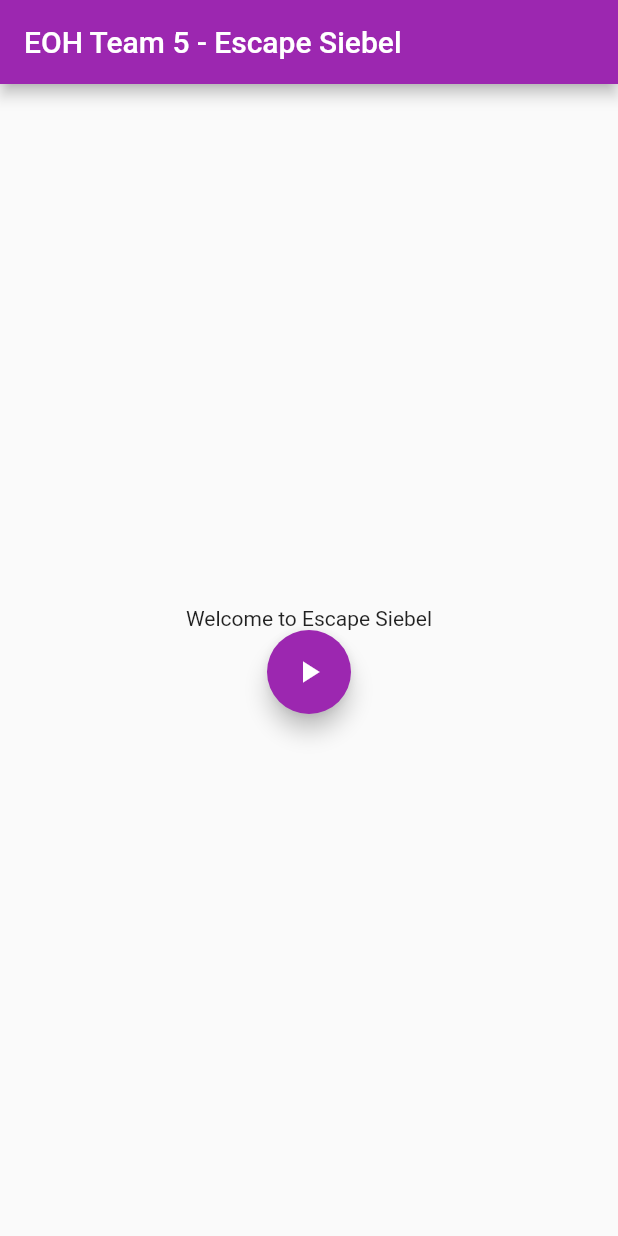
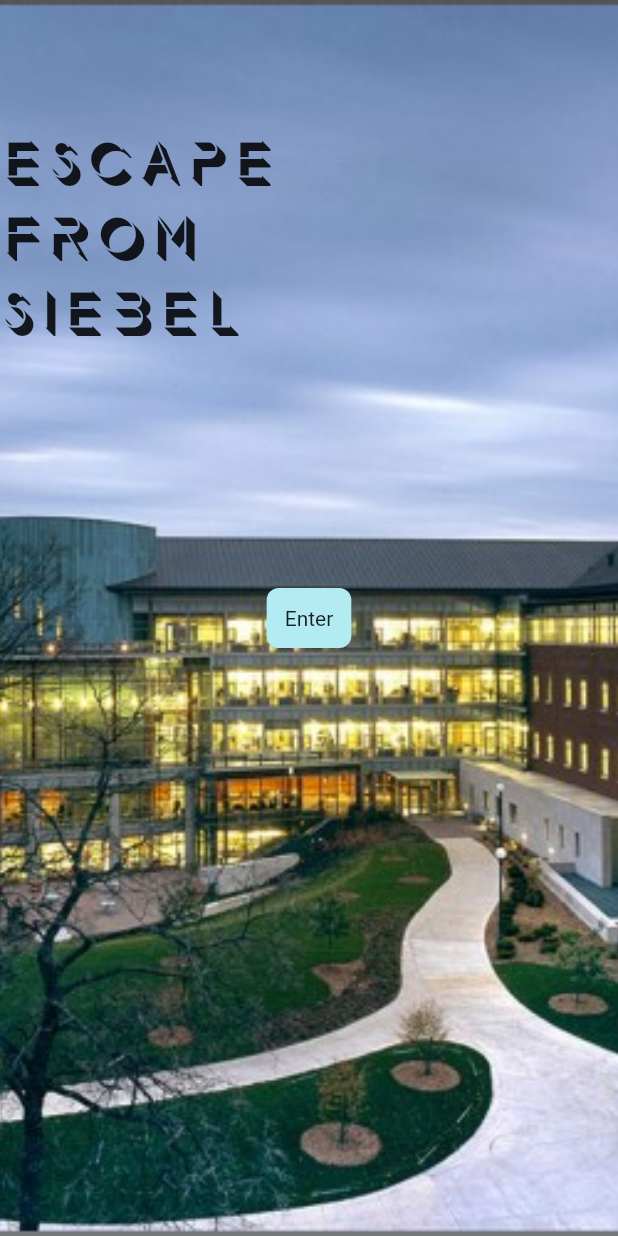
Before and after one commit to KimiHirano/Team5EOH2020, a Flutter app: the screen it shows after launch, on a phone screen of 412 x 824 dp. Run offline on Flutter 3.47's test engine with Material 2 defaults, Android fonts, the phone set to English and light mode, and no system bars.

Commit message:
did thangs to the start screen

```diff
--- a/eoh_2020/lib/HomePage.dart
+++ b/eoh_2020/lib/HomePage.dart
@@ -10,6 +10,7 @@
   _HomePageState createState() => _HomePageState();
 }
 
+//the start page for the escape room
 class _HomePageState extends State<HomePage> {
 
   @override
@@ -21,43 +22,61 @@
     // fast, so that you can just rebuild anything that needs updating rather
     // than having to individually change instances of widgets.
     return Scaffold(
-      appBar: AppBar(
-        // Here we take the value from the MyHomePage object that was created by
-        // the App.build method, and use it to set our appbar title.
-        title: Text(widget.title),
-      ),
-      body: Center(
-        // Center is a layout widget. It takes a single child and positions it
-        // in the middle of the parent.
-        child: Row(
-          // Invoke "debug painting" (press "p" in the console, choose the
-          // "Toggle Debug Paint" action from the Flutter Inspector in Android
-          // Studio, or the "Toggle Debug Paint" command in Visual Studio Code)
-          // to see the wireframe for each widget.
-          mainAxisAlignment: MainAxisAlignment.center,
-          children: <Widget>[
-            Column(
-              mainAxisAlignment: MainAxisAlignment.center,
-              children: <Widget>[
-                Text(
-                  'Welcome to Escape Siebel',
+
+      body: Stack (
+        children: <Widget>[
+
+          //the background image
+          Container (
+            decoration: BoxDecoration(
+              image: DecorationImage(
+                image: AssetImage("images/siebel_out.png"),
+                fit: BoxFit.cover,
                 ),
-                FloatingActionButton(
-                  heroTag: 'Enter',
-                  onPressed: () {
-                      Navigator.push(context,
-                        MaterialPageRoute(builder: (context) => Room1CenterPage()),
-                      );
-                  },
-                  tooltip: 'Bottom',
-                  child:Icon(Icons.play_arrow),
-                ),
-              ],
             ),
-          ],
-        ),
+          ),
+
+          //ESCAPE FROM SIEBEL text
+          Container(
+            width: 200,
+            height: 300,
+            alignment: Alignment.center,
+            padding: EdgeInsets.only(top: 24),
+            child: Text(
+                'Escape From Siebel',
+                style: TextStyle(fontFamily: 'Demode', fontSize: 50),
+              ),
+          ),
+
+          //enter button
+          Center(child: EnterButton(),)
+
+        ],
       ),
      // This trailing comma makes auto-formatting nicer for build methods.
     );
   }
 }
+
+class EnterButton extends StatelessWidget {
+  @override
+  Widget build (BuildContext context) {
+    return GestureDetector (
+      //when the button is tapped, enter the escape room
+      onTap: () {
+        Navigator.push(context, MaterialPageRoute(builder: (context) => Room1CenterPage()));
+      },
+
+      //the button
+      child: Container (
+              padding: EdgeInsets.all(12),
+              decoration: BoxDecoration(
+                color: Colors.cyan[100],
+                borderRadius: BorderRadius.circular(8),
+              ),
+              child: Text('Enter'),
+      ),
+
+    );
+  }
+}
```
Also changed, not shown: eoh_2020/pubspec.yaml (+4 -4 lines), eoh_2020/fonts/Demode-Negative.ttf (added), eoh_2020/fonts/Demode.ttf (added), eoh_2020/images/siebel_out.png (added).
